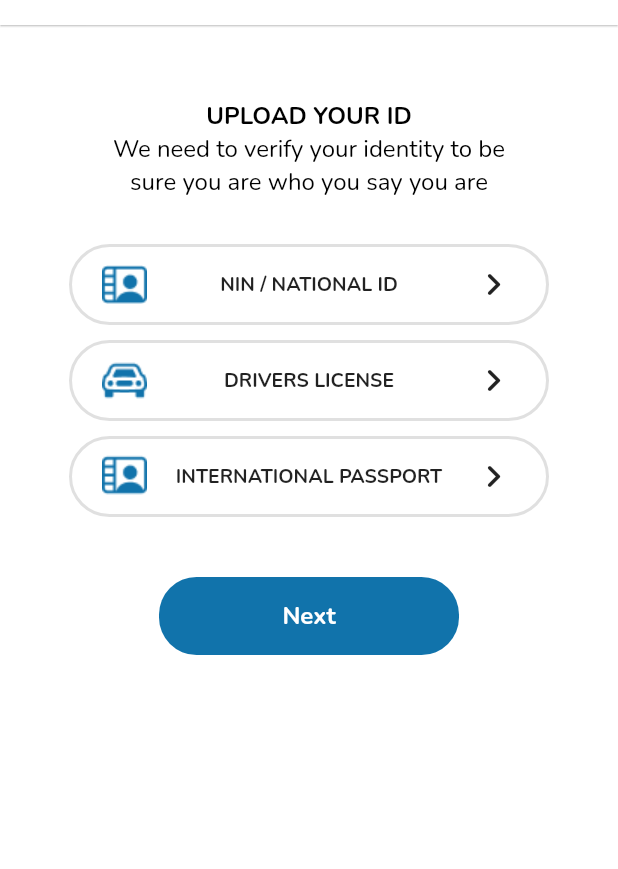
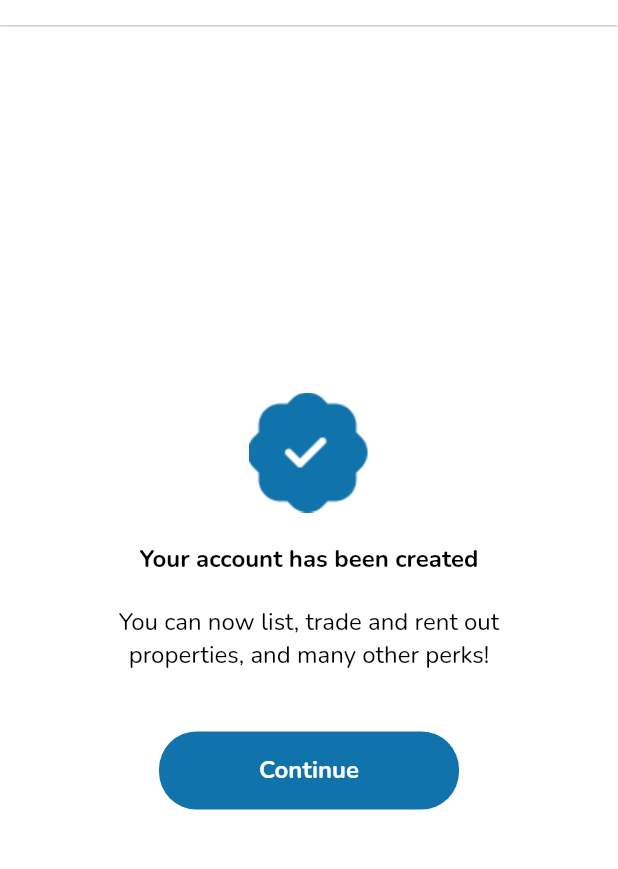
Before and after one commit to akpanphilip/pinearth, a Flutter app: the PersonalID screen opened directly, after a tap on "Next", on a phone screen of 412 x 824 dp, the part 59-928 px from its top. Run offline on Flutter 3.47's test engine with Material 2 defaults, Android fonts, the light colour scheme and no system bars; our stand-ins replace animated_bottom_navigation_bar, flutter_svg, get, google_fonts, iconly, page_transition and 1 more.

```diff
--- /dev/null
+++ b/pinearth/lib/screens/account_success_screen.dart
@@ -0,0 +1,72 @@
+// ignore_for_file: prefer_const_constructors, prefer_const_literals_to_create_immutables
+
+import 'package:flutter/material.dart';
+import 'package:google_fonts/google_fonts.dart';
+
+import '../custom_widgets/custom_widgets.dart';
+import 'list_property_screen.dart';
+
+class AccountSuccess extends StatelessWidget {
+  const AccountSuccess({super.key});
+
+  @override
+  Widget build(BuildContext context) {
+    return Scaffold(
+      backgroundColor: Colors.white,
+      appBar: AppBar(
+        backgroundColor: Colors.white,
+        title: Padding(
+          padding: const EdgeInsets.symmetric(horizontal: 15),
+          child: AppbarTitle(
+            text: 'Personal ID',
+          ),
+        ),
+        centerTitle: false,
+        elevation: 0.5,
+      ),
+      body: Center(
+        child: Column(
+          mainAxisAlignment: MainAxisAlignment.center,
+          crossAxisAlignment: CrossAxisAlignment.center,
+          children: [
+            Center(
+                child: Image(image: AssetImage('assets/images/success.png'))),
+            FormTitle(text: 'Your account has been created'),
+            DescriptionText(
+                text:
+                    'You can now list, trade and rent out properties, and many other perks!'),
+            SizedBox(height: 40),
+            Center(
+              child: SizedBox(
+                width: 200,
+                child: ElevatedButton(
+                    style: ElevatedButton.styleFrom(
+                        elevation: 0,
+                        backgroundColor: Color(0xff1173AB),
+                        shape: RoundedRectangleBorder(
+                            borderRadius: BorderRadius.circular(25))),
+                    onPressed: () {
+                      Navigator.push(
+                        context,
+                        MaterialPageRoute(
+                            builder: (context) => ListPropertyScreen()),
+                      );
+                    },
+                    child: Padding(
+                      padding: const EdgeInsets.all(15.0),
+                      child: Text(
+                        'Continue',
+                        style: GoogleFonts.nunito(
+                            fontSize: 16,
+                            color: Colors.white,
+                            fontWeight: FontWeight.w700),
+                      ),
+                    )),
+              ),
+            ),
+          ],
+        ),
+      ),
+    );
+  }
+}
--- a/pinearth/lib/screens/personal_id_screen.dart
+++ b/pinearth/lib/screens/personal_id_screen.dart
@@ -3,6 +3,7 @@
 import 'package:flutter/material.dart';
 import 'package:google_fonts/google_fonts.dart';
 import 'package:iconly/iconly.dart';
+import 'package:pinearth/screens/account_success_screen.dart';
 
 import '../custom_widgets/custom_widgets.dart';
 
@@ -67,7 +68,8 @@ class _PersonalIDState extends State<PersonalID> {
                       onPressed: () {
                         Navigator.push(
                           context,
-                          MaterialPageRoute(builder: (context) => PersonalID()),
+                          MaterialPageRoute(
+                              builder: (context) => AccountSuccess()),
                         );
                       },
                       child: Padding(
--- a/pinearth/pubspec.yaml
+++ b/pinearth/pubspec.yaml
@@ -83,6 +83,7 @@ flutter:
     - assets/images/nin.png
     - assets/images/driver-license.png
     - assets/images/success.png
+    - assets/images/list-property.png
 
   # An image asset can refer to one or more resolution-specific "variants", see
   # https://flutter.dev/assets-and-images/#resolution-aware
```
Also changed, not shown: pinearth/lib/custom_widgets/custom_widgets.dart (+37 -0 lines), pinearth/lib/screens/list_option_screen.dart (added, +74 -0 lines), pinearth/lib/screens/list_property_screen.dart (+99 -4 lines), pinearth/lib/screens/auth/register_screen.dart (indentation only).
